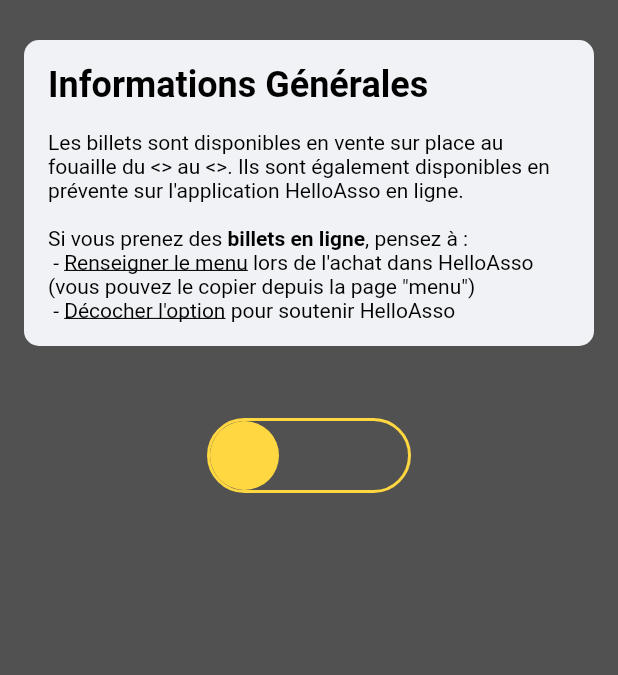
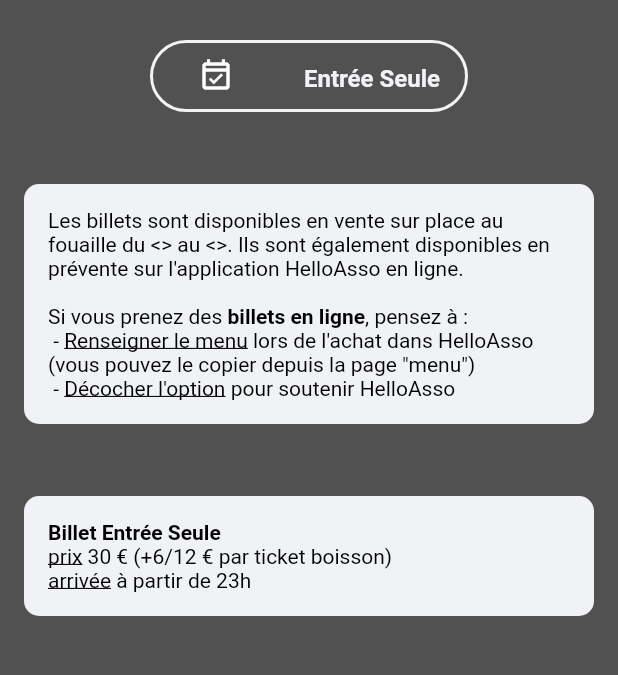
Before and after one commit to ThomasByr/galapsbs, a Flutter app: the TicketsPage screen opened by its route, on a phone screen of 412 x 824 dp, the part 68-743 px from its top. Run offline on Flutter 3.47's test engine with Material 2 defaults, Android fonts, the phone set to English and light mode, and no system bars; drawn by our look-alikes of animated_text_kit; our stand-ins replace card_swiper, chewie, expansion_tile_card, google_maps_flutter, package_info_plus, swipe_cards and 2 more; missing offline and left inert: string_similarity; project files that could hold a hidden picture were left out.

```diff
--- a/lib/pages/home.dart
+++ b/lib/pages/home.dart
@@ -278,9 +278,10 @@ class _NavPagesState extends State<NavPages> {
                       fontSize: 24,
                       fontWeight: FontWeight.bold,
                     ),
+                    textAlign: TextAlign.center,
                   ),
                   Text(
-                    'Va falloir attendre encore un peu pour la découvrir !',
+                    'Il va falloir attendre encore un peu pour la découvrir !\n(omg Célia bouge un peu pour faire le post...)',
                     style: TextStyle(
                       fontSize: 16,
                     ),
--- a/lib/pages/tickets.dart
+++ b/lib/pages/tickets.dart
@@ -2,6 +2,7 @@ import 'dart:math';
 
 import 'package:flutter/material.dart';
 import 'package:galapsbs/helper/splitview.dart';
+import 'package:animated_text_kit/animated_text_kit.dart';
 
 import '../animated/animated.dart';
 import '../cfg/cfg.dart';
@@ -15,19 +16,7 @@ class TicketsPage extends StatefulWidget {
 }
 
 class _TicketsPageState extends State<TicketsPage> {
-  late Widget current;
-  final List<Widget> selectionSwitches = [
-    Container(),
-    Container(),
-  ];
-
-  @override
-  void initState() {
-    super.initState();
-    setState(() {
-      current = selectionSwitches[0];
-    });
-  }
+  Wrapper<int> current = Wrapper(0);
 
   @override
   Widget build(BuildContext context) {
@@ -42,6 +31,39 @@ class _TicketsPageState extends State<TicketsPage> {
             child: Column(
               children: <Widget>[
                 const SizedBox(height: 16),
+                AnimatedToggleSwitch<int>.dual(
+                  current: current.value,
+                  height: 48,
+                  indicatorSize: const Size(84, 48),
+                  first: 0,
+                  second: 1,
+                  indicatorColor: Colors.transparent,
+                  borderColor: Palette.scaffold,
+                  onChanged: (i) {
+                    setState(() => current.value = i);
+                  },
+                  iconBuilder: (i) {
+                    switch (i) {
+                      case 0:
+                        return const Icon(Icons.event_available_outlined);
+                      case 1:
+                        return const Icon(Icons.dinner_dining_rounded);
+                      default:
+                        return const Icon(Icons.event_available_outlined);
+                    }
+                  },
+                  textBuilder: (i) {
+                    switch (i) {
+                      case 0:
+                        return const Center(child: AnimatedText(text: 'Entrée Seule'));
+                      case 1:
+                        return const Center(child: AnimatedText(text: 'Entrée + Repas'));
+                      default:
+                        return const Center(child: AnimatedText(text: 'Entrée Seule'));
+                    }
+                  },
+                ),
+                const SizedBox(height: 48),
                 Padding(
                   padding: const EdgeInsets.only(left: 16, right: 16),
                   child: Container(
@@ -52,19 +74,7 @@ class _TicketsPageState extends State<TicketsPage> {
                     ),
                     child: Padding(
                       padding: const EdgeInsets.all(16),
-                      child: Column(
-                        crossAxisAlignment: CrossAxisAlignment.start,
-                        children: <Widget>[
-                          const Text(
-                            'Informations Générales',
-                            style: TextStyle(
-                              color: Palette.black,
-                              fontSize: 24,
-                              fontWeight: FontWeight.bold,
-                            ),
-                          ),
-                          const SizedBox(height: 16),
-                          Text.rich(textSpan(
+                      child: Text.rich(textSpan(
                         'Les billets sont disponibles en vente sur place au fouaille du <> au <>. Ils sont également disponibles en prévente sur l\'application HelloAsso en ligne.\n\n'
                         'Si vous prenez des **billets en ligne**, pensez à :\n'
                         ' - __Renseigner le menu__ lors de l\'achat dans HelloAsso (vous pouvez le copier depuis la page "menu")\n'
@@ -73,23 +83,11 @@ class _TicketsPageState extends State<TicketsPage> {
                           color: Palette.black,
                         ),
                       )),
-                        ],
-                      ),
                     ),
                   ),
                 ),
                 const SizedBox(height: 48),
-                AnimatedToggleSwitch<Widget>.dual(
-                  current: current,
-                  first: selectionSwitches[0],
-                  second: selectionSwitches[1],
-                  onChanged: (w) {
-                    setState(() {
-                      current = w;
-                    });
-                  },
-                ),
-                const SizedBox(height: 48),
+                TicketHandler(current: current),
               ],
             ),
           ),
@@ -98,3 +96,87 @@ class _TicketsPageState extends State<TicketsPage> {
     );
   }
 }
+
+class AnimatedText extends StatefulWidget {
+  const AnimatedText({Key? key, required this.text}) : super(key: key);
+
+  final String text;
+
+  @override
+  State<AnimatedText> createState() => _AnimatedTextState();
+}
+
+class _AnimatedTextState extends State<AnimatedText> {
+  @override
+  Widget build(BuildContext context) {
+    return Center(
+      child: AnimatedTextKit(
+        repeatForever: true,
+        animatedTexts: [
+          ColorizeAnimatedText(
+            widget.text,
+            speed: const Duration(milliseconds: 250),
+            textStyle: const TextStyle(
+              fontSize: 16,
+              fontWeight: FontWeight.bold,
+            ),
+            colors: const [
+              Palette.scaffold,
+              Colors.yellow,
+              Colors.red,
+              Colors.blue,
+              Colors.purple,
+            ],
+          ),
+        ],
+      ),
+    );
+  }
+}
+
+class TicketHandler extends StatefulWidget {
+  const TicketHandler({Key? key, required this.current}) : super(key: key);
+
+  final Wrapper<int> current;
+
+  @override
+  State<TicketHandler> createState() => _TicketHandlerState();
+}
+
+class _TicketHandlerState extends State<TicketHandler> {
+  @override
+  Widget build(BuildContext context) {
+    return Column(
+      children: <Widget>[
+        Padding(
+          padding: const EdgeInsets.only(left: 16, right: 16),
+          child: Container(
+            width: min(600, MediaQuery.of(context).size.width),
+            decoration: BoxDecoration(
+              borderRadius: BorderRadius.circular(10),
+              color: Palette.scaffold,
+            ),
+            child: Padding(
+              padding: const EdgeInsets.all(16),
+              child: Text.rich(textSpan(
+                [
+                  '**Billet Entrée Seule**\n'
+                      '__prix__ 30 € (+6/12 € par ticket boisson)\n'
+                      '__arrivée__ à partir de 23h',
+                  '**Billet Entrée + Repas**\n'
+                      '__prix__ 60 € (+6/12 € par ticket boisson)\n'
+                      '__arrivée__ à 19h\n'
+                      '__renseigner__ le menu sur HelloAsso\n'
+                      '__before__ INTERDIT'
+                ][widget.current.value],
+                style: const TextStyle(
+                  color: Palette.black,
+                ),
+              )),
+            ),
+          ),
+        ),
+      ],
+    );
+  }
+}
```
Lines whose indentation alone changed are shown as unchanged.
